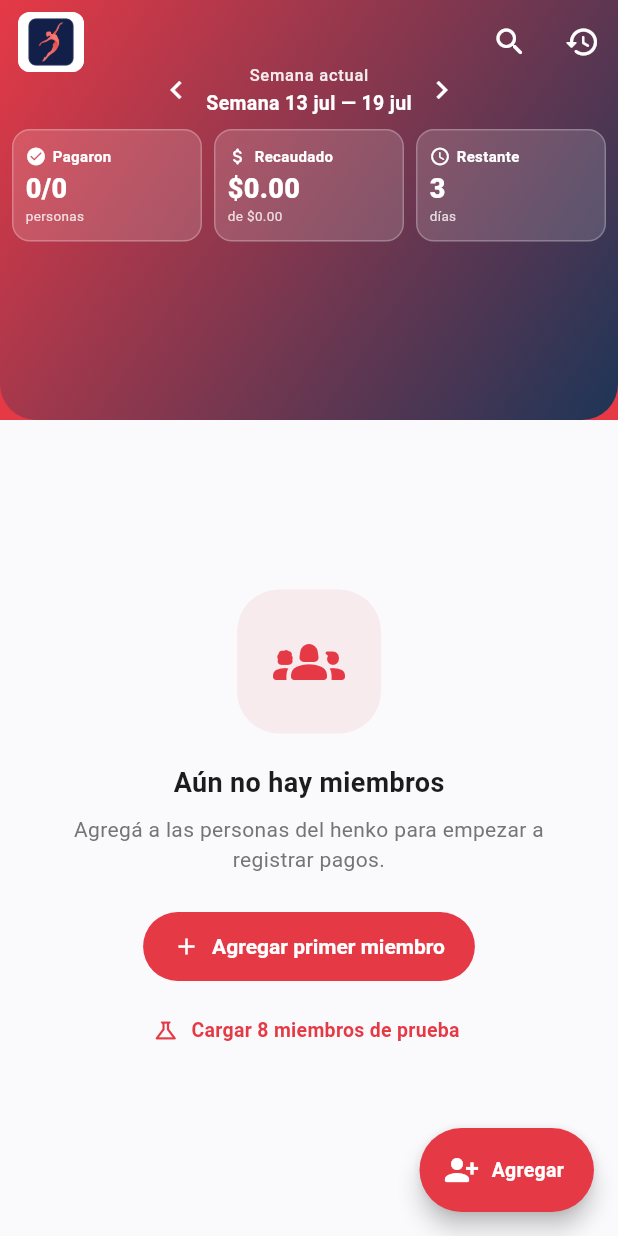
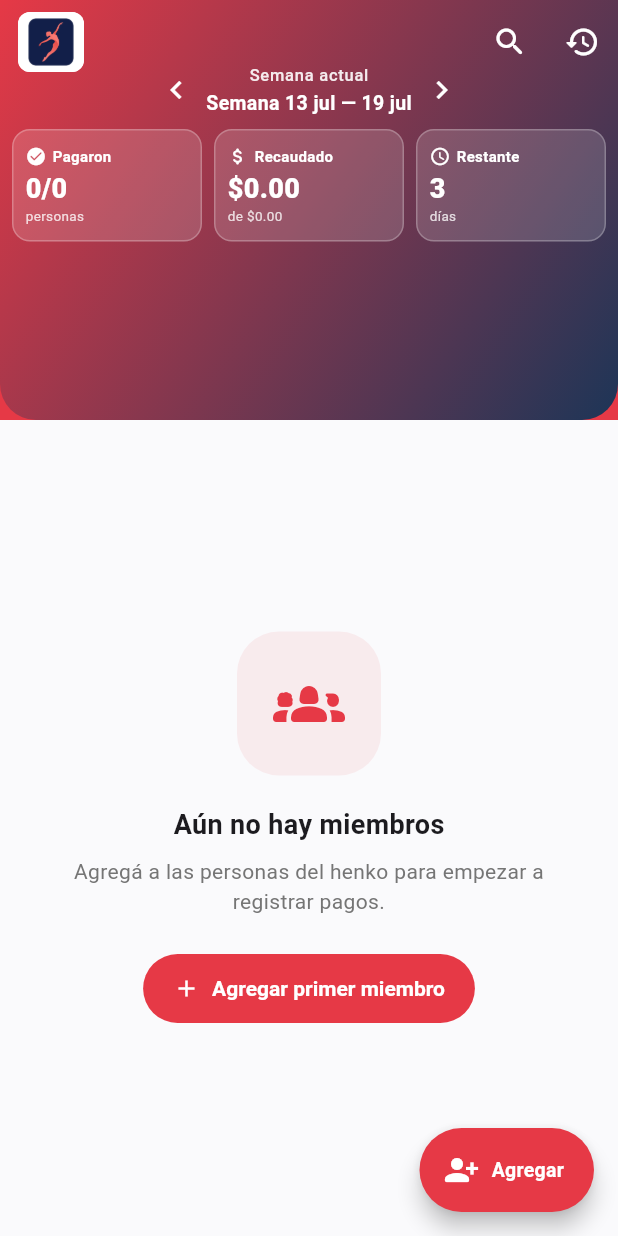
Before and after one commit to Jhondev-30/Henko-app, a Flutter app: the screen it shows after launch, on a phone screen of 412 x 824 dp. Run offline on Flutter 3.47's test engine with Material 3 defaults, Android fonts, the phone set to English and light mode, and no system bars; our stand-ins replace flutter_riverpod, image_picker, sqflite; accounts and stored records are empty.

Commit message:
fix: Datos semillas embebidos

```diff
--- a/lib/screens/home_screen.dart
+++ b/lib/screens/home_screen.dart
@@ -11,7 +11,6 @@ import 'package:path_provider/path_provider.dart';
 import '../app_config.dart';
 import '../models/member.dart';
 import '../providers/home_providers.dart';
-import '../providers/members_provider.dart';
 import '../providers/payments_provider.dart';
 import '../theme/app_theme.dart';
 import '../widgets/header_stats.dart';
@@ -303,17 +302,7 @@ class _HomeScreenState extends ConsumerState<HomeScreen> {
                   }
                   return SliverFillRemaining(
                     hasScrollBody: false,
-                    child: _EmptyState(
-                      onAdd: _openAddMember,
-                      onSeed: () async {
-                        await ref
-                            .read(membersNotifierProvider.notifier)
-                            .seedDemoData();
-                        if (mounted) {
-                          _snack('✓ 8 miembros de prueba agregados');
-                        }
-                      },
-                    ),
+                    child: _EmptyState(onAdd: _openAddMember),
                   );
                 }
                 return SliverPadding(
@@ -450,8 +439,7 @@ class _NoSearchResults extends StatelessWidget {
 
 class _EmptyState extends StatelessWidget {
   final VoidCallback onAdd;
-  final VoidCallback onSeed;
-  const _EmptyState({required this.onAdd, required this.onSeed});
+  const _EmptyState({required this.onAdd});
 
   @override
   Widget build(BuildContext context) {
@@ -488,12 +476,6 @@ class _EmptyState extends StatelessWidget {
               icon: const Icon(Icons.add),
               label: const Text('Agregar primer miembro'),
             ),
-            const SizedBox(height: 8),
-            TextButton.icon(
-              onPressed: onSeed,
-              icon: const Icon(Icons.science_outlined, size: 18),
-              label: const Text('Cargar 8 miembros de prueba'),
-            ),
           ],
         ),
       ),
```
Also changed, not shown: lib/data/in_memory_store.dart (+2 -19 lines), lib/providers/members_provider.dart (+0 -18 lines).
